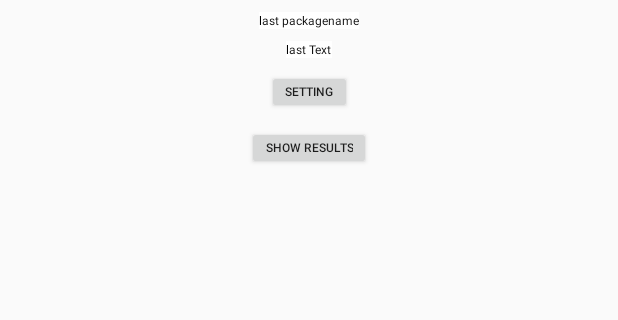
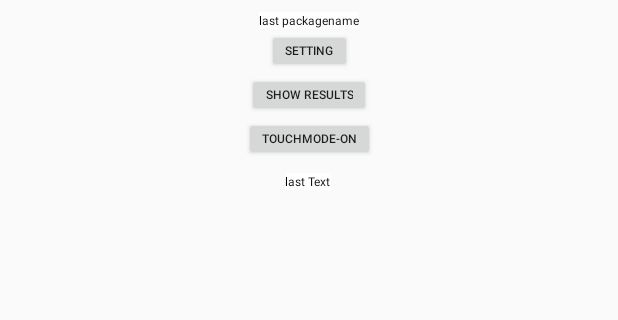
Before and after one commit to mins01/android_androidaccessibility, an Android app: the layout floatmenu_main.xml on its own in the app's theme, with its tools: preview values and no code run, on a phone screen of 412 x 824 dp, the part 29-349 px from its top. Run offline under Robolectric (Android 15) with nearby library versions, the phone set to English and light mode, and no system bars.

Commit message:
add touchmode

```diff
--- /dev/null
+++ b/app/src/main/res/drawable/bg_repeat.xml
@@ -0,0 +1,6 @@
+<?xml version="1.0" encoding="utf-8"?>
+<bitmap xmlns:android="http://schemas.android.com/apk/res/android"
+    android:src="@drawable/bg"
+    android:tileMode="repeat"
+    android:alpha="200"
+/>
--- a/app/src/main/res/layout/floatmenu_main.xml
+++ b/app/src/main/res/layout/floatmenu_main.xml
@@ -45,48 +45,65 @@
         android:id="@+id/tvLastText"
         android:layout_width="wrap_content"
         android:layout_height="wrap_content"
-        android:textColor="#000"
-        android:background="#fff"
         android:layout_marginStart="8dp"
         android:layout_marginTop="8dp"
         android:layout_marginEnd="8dp"
+        android:background="#fff"
         android:text="last Text"
         android:textAppearance="@style/TextAppearance.AppCompat"
+        android:textColor="#000"
         android:textSize="8sp"
         app:layout_constraintEnd_toEndOf="parent"
+        app:layout_constraintHorizontal_bias="0.498"
         app:layout_constraintStart_toStartOf="parent"
-        app:layout_constraintTop_toBottomOf="@+id/tvLastPackagename" />
+        app:layout_constraintTop_toBottomOf="@+id/btnTouchModeOn" />
 
     <Button
         android:id="@+id/btnHide"
         android:layout_width="wrap_content"
         android:layout_height="wrap_content"
         android:layout_marginStart="8dp"
-        android:layout_marginTop="8dp"
         android:layout_marginEnd="8dp"
+        android:includeFontPadding="false"
+
+        android:minWidth="0sp"
+        android:minHeight="0sp"
         android:text="setting"
         android:textSize="8sp"
-
-        android:includeFontPadding="false"
-        android:minHeight="0sp" android:minWidth="0sp"
         app:layout_constraintEnd_toEndOf="parent"
         app:layout_constraintHorizontal_bias="0.500"
         app:layout_constraintStart_toStartOf="parent"
-        app:layout_constraintTop_toBottomOf="@+id/tvLastText" />
+        app:layout_constraintTop_toBottomOf="@+id/tvLastPackagename" />
 
     <Button
         android:id="@+id/btnShowResults"
         android:layout_width="wrap_content"
         android:layout_height="wrap_content"
         android:layout_marginStart="8dp"
-        android:layout_marginTop="8dp"
         android:layout_marginEnd="8dp"
+        android:includeFontPadding="false"
+        android:minWidth="0sp"
+        android:minHeight="0sp"
         android:text="show results"
         android:textSize="8sp"
-        android:includeFontPadding="false"
-        android:minHeight="0sp" android:minWidth="0sp"
         app:layout_constraintEnd_toEndOf="parent"
         app:layout_constraintStart_toStartOf="parent"
         app:layout_constraintTop_toBottomOf="@+id/btnHide" />
 
+    <Button
+        android:id="@+id/btnTouchModeOn"
+        android:layout_width="wrap_content"
+        android:layout_height="wrap_content"
+        android:layout_marginStart="8dp"
+        android:layout_marginEnd="8dp"
+        android:includeFontPadding="false"
+        android:minWidth="0sp"
+        android:minHeight="0sp"
+        android:text="TouchMode-On"
+        android:textSize="8sp"
+        app:layout_constraintEnd_toEndOf="parent"
+        app:layout_constraintStart_toStartOf="parent"
+        app:layout_constraintTop_toBottomOf="@+id/btnShowResults" />
+
+
 </android.support.constraint.ConstraintLayout>
```
Also changed, not shown: app/src/main/java/com/mins01/androidaccessibility/AccssLogService.java (+125 -5 lines), app/src/main/res/drawable/border3dp_bg.xml (added, +22 -0 lines), app/src/main/res/layout/touchmode_layer.xml (added, +31 -0 lines), app/src/main/res/xml/accessibility_service_config.xml (+11 -1 lines), app/src/main/res/drawable/bg.gif (added).
